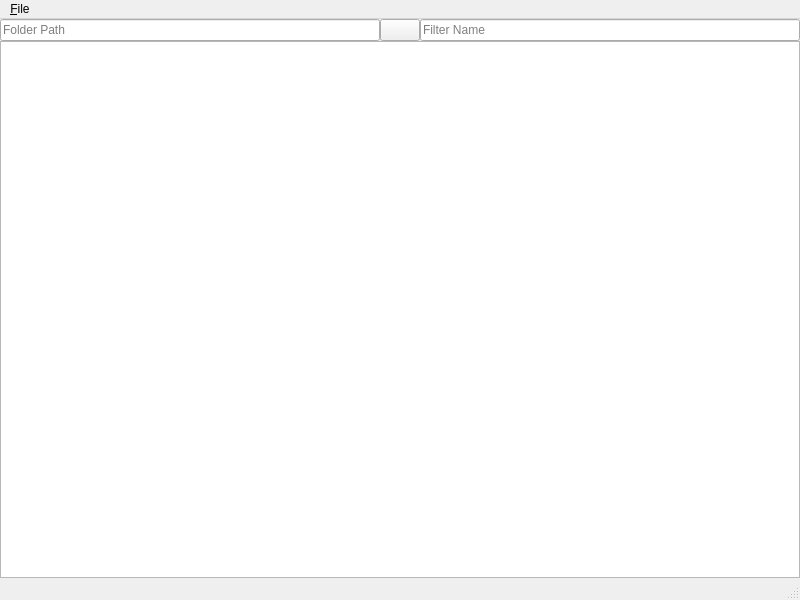
Old version of the form mainwindow.ui in the repository tootal/JunQiReplay.
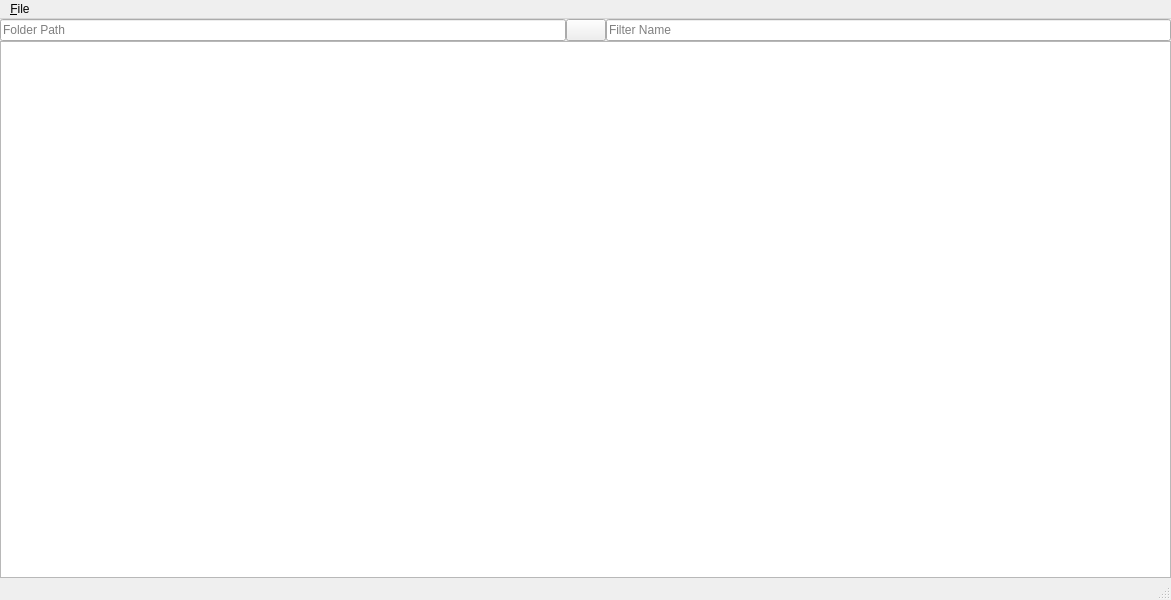
New version of the form. Icons and pictures are not drawn.

Commit message: show names

```diff
--- a/mainwindow.ui
+++ b/mainwindow.ui
@@ -6,7 +6,7 @@
    <rect>
     <x>0</x>
     <y>0</y>
-    <width>800</width>
+    <width>1171</width>
     <height>600</height>
    </rect>
   </property>
@@ -67,7 +67,11 @@
      </layout>
     </item>
     <item>
-     <widget class="QTableView" name="tableView"/>
+     <widget class="QTableView" name="tableView">
+      <attribute name="horizontalHeaderStretchLastSection">
+       <bool>true</bool>
+      </attribute>
+     </widget>
     </item>
    </layout>
   </widget>
@@ -76,7 +80,7 @@
     <rect>
      <x>0</x>
      <y>0</y>
-     <width>800</width>
+     <width>1171</width>
      <height>26</height>
     </rect>
    </property>
```
The commit also changes 2 other files.
